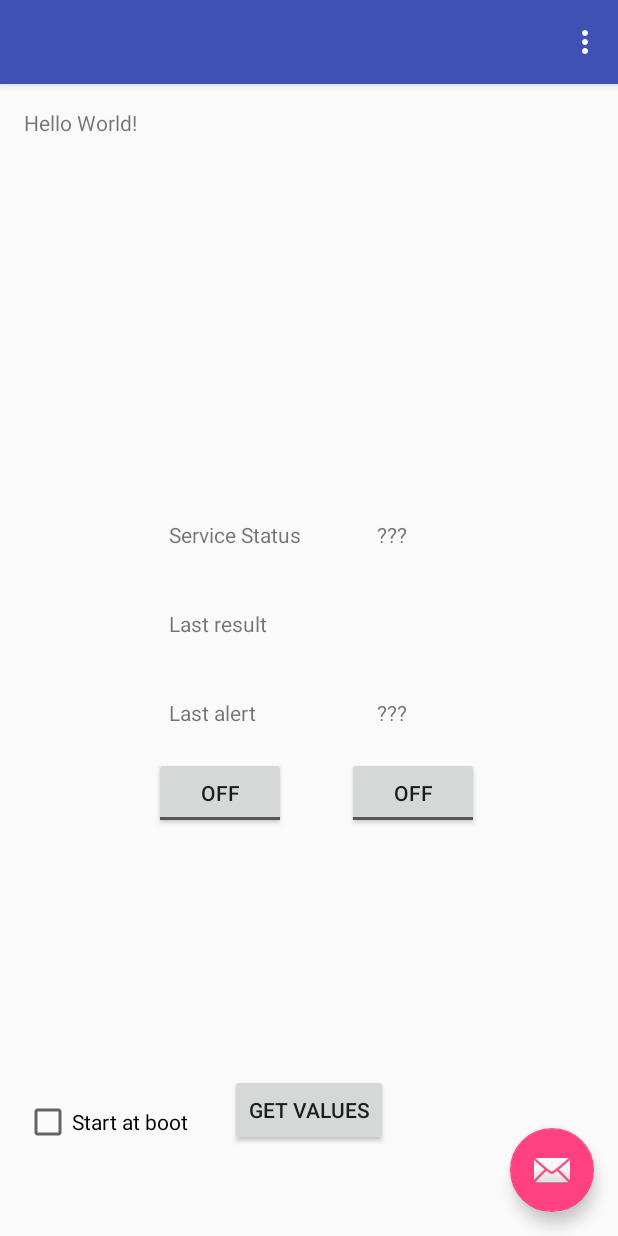
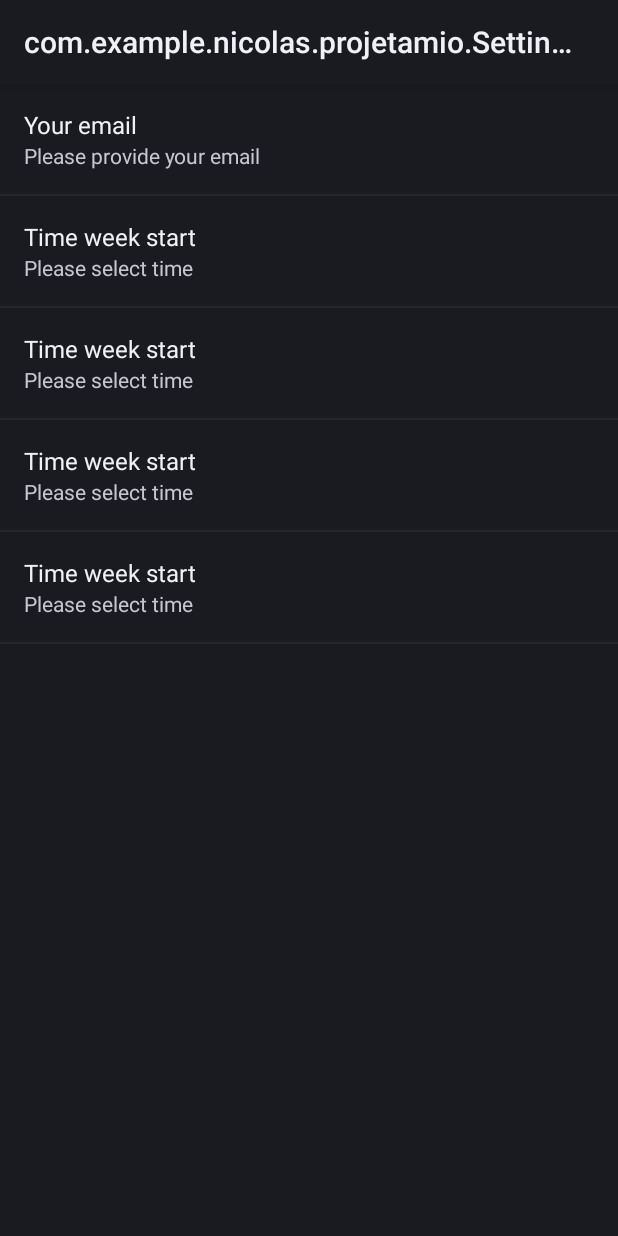
Before and after one commit to ouadiel/amiogrl, an Android app: the screen it shows after launch (MainActivity before the commit, Settings after it), in the options menu, after a tap on an icon or button, on a phone screen of 412 x 824 dp. Run offline under Robolectric (Android 15) with nearby library versions, the light colour scheme and no system bars; 1 statement that could not run was skipped.

Commit message:
Sexy push 3
Intent pour aller vers settings et page settings

```diff
--- a/ProjetAMIO/app/src/main/java/com/example/nicolas/projetamio/MainActivity.java
+++ b/ProjetAMIO/app/src/main/java/com/example/nicolas/projetamio/MainActivity.java
@@ -270,8 +270,8 @@ public class MainActivity extends AppCompatActivity {
         // as you specify a parent activity in AndroidManifest.xml.
         switch (item.getItemId()) {
             case R.id.action_settings:
-                Intent setIntent = new Intent(Settings.class);
-
+                Intent settingsIntent = new Intent(this, Settings.class);
+                startActivity(settingsIntent);
                 return true;
             default:
                 return super.onOptionsItemSelected(item);
--- a/ProjetAMIO/app/src/main/res/xml/preferences.xml
+++ b/ProjetAMIO/app/src/main/res/xml/preferences.xml
@@ -1,6 +1,28 @@
 <?xml version="1.0" encoding="utf-8"?>
 <PreferenceScreen xmlns:android="http://schemas.android.com/apk/res/android">
-    <EditTextPreference android:title="Your name"
-        android:key="username"
-        android:summary="Please provide your username"></EditTextPreference>
+    <EditTextPreference android:title="Your email"
+        android:key="email"
+        android:inputType="textEmailAddress"
+        android:summary="Please provide your email"></EditTextPreference>
+    <EditTextPreference android:title="Time week start"
+        android:key="timeWeekStart"
+        android:inputType="time"
+        android:summary="Please select time"
+        android:numeric="integer"></EditTextPreference>
+    <EditTextPreference android:title="Time week start"
+        android:key="timeWeekEnd"
+        android:inputType="time"
+        android:summary="Please select time"
+        android:numeric="integer"></EditTextPreference>
+    <EditTextPreference android:title="Time week start"
+        android:key="timeWEStart"
+        android:inputType="time"
+        android:summary="Please select time"
+        android:numeric="integer"></EditTextPreference>
+    <EditTextPreference android:title="Time week start"
+        android:key="timeWEEnd"
+        android:summary="Please select time"
+        android:inputType="time"
+        android:numeric="integer"></EditTextPreference>
+
 </PreferenceScreen>
```
